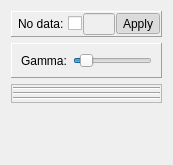
First picture: the form in Code/Common/Gui/mvdColorDynamicsWidget.ui, repository orfeotoolbox/OTB, before the edit.
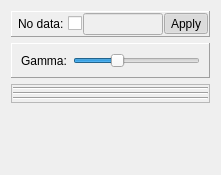
Second picture: the form after the edit. Custom widgets are drawn as their Qt base class.

Commit message: BUG: Fixing gamma correction slider course

What changed in the file:
```diff
--- a/Code/Common/Gui/mvdColorDynamicsWidget.ui
+++ b/Code/Common/Gui/mvdColorDynamicsWidget.ui
@@ -6,8 +6,8 @@
    <rect>
     <x>0</x>
     <y>0</y>
-    <width>173</width>
-    <height>165</height>
+    <width>221</width>
+    <height>175</height>
    </rect>
   </property>
   <property name="sizePolicy">
@@ -139,19 +139,16 @@
       <item>
        <widget class="QSlider" name="gammaSlider">
         <property name="minimum">
-         <number>0</number>
+         <number>-50</number>
         </property>
         <property name="maximum">
-         <number>10000</number>
-        </property>
-        <property name="singleStep">
          <number>100</number>
         </property>
         <property name="pageStep">
-         <number>1000</number>
+         <number>1</number>
         </property>
         <property name="value">
-         <number>1000</number>
+         <number>0</number>
         </property>
         <property name="orientation">
          <enum>Qt::Horizontal</enum>
```
Left out of the diff: 3 changed lines with no effect on the pictures. The commit also changes 1 other file.
